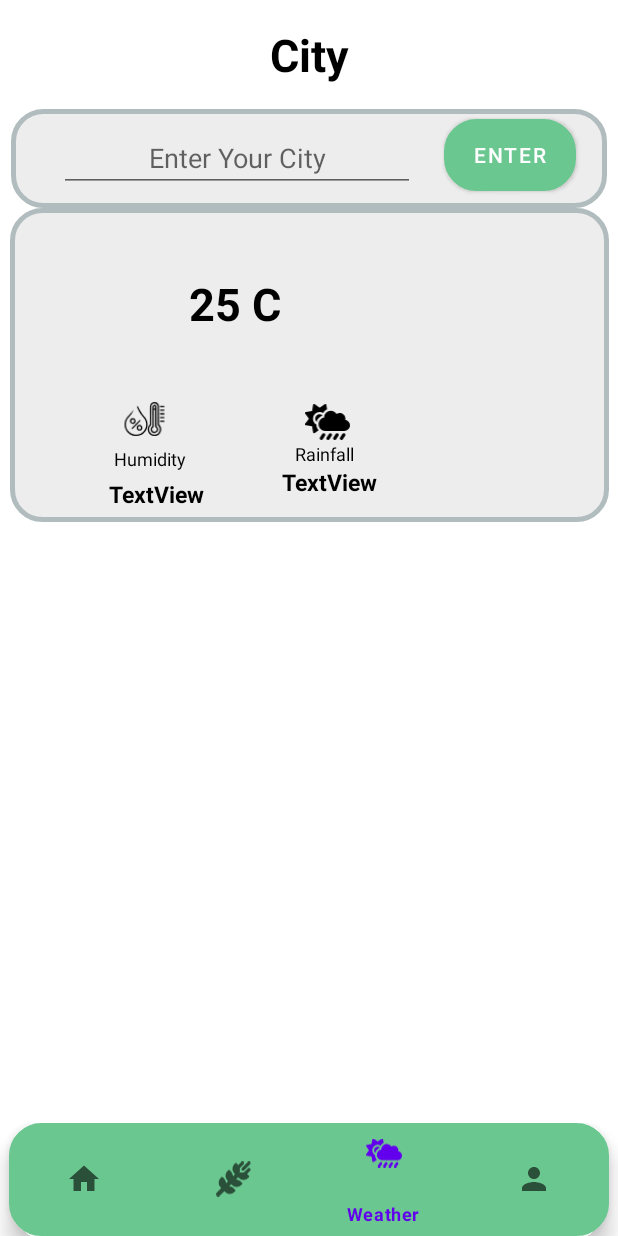
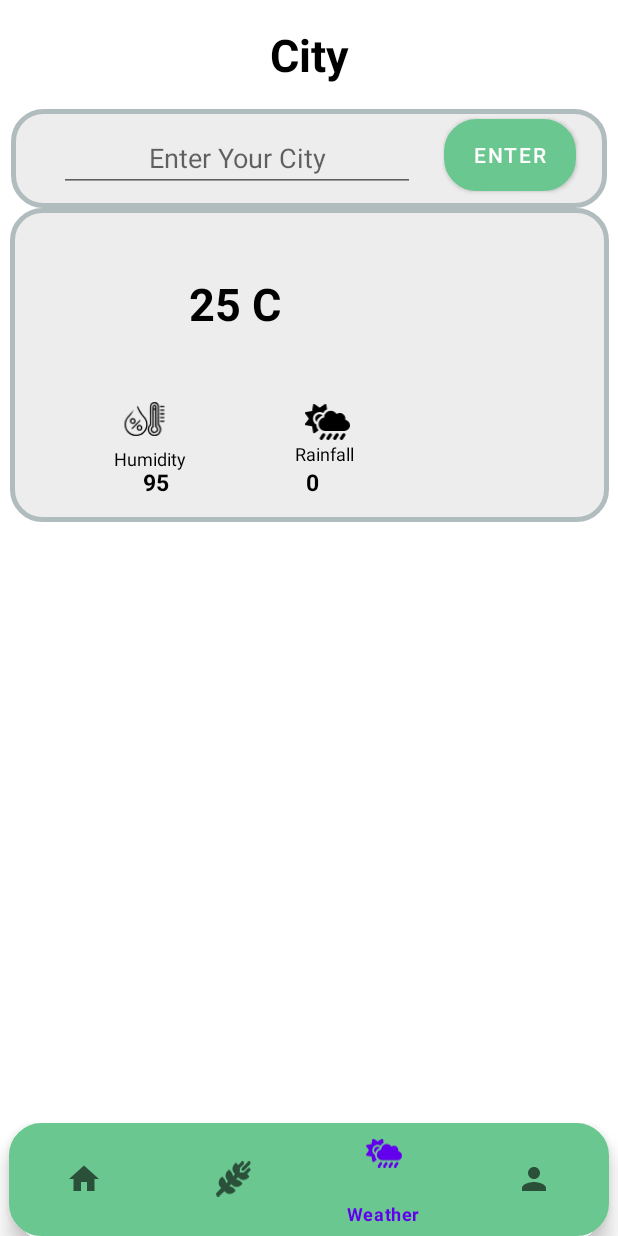
Before and after one commit to GeekyCats/Krishi, an Android app: the Home screen opened directly, with no data from a screen before it, item 3 of the bottom bar chosen, on a phone screen of 412 x 824 dp. Run offline under Robolectric (Android 15) with nearby library versions, the phone set to English and light mode, and no system bars; pictures from the network do not load.

Commit message:
Final Commit before the deadline of Hackathon.

```diff
--- a/Krishi/app/src/main/java/com/example/krishi/home/Weather.java
+++ b/Krishi/app/src/main/java/com/example/krishi/home/Weather.java
@@ -1,28 +1,98 @@
 package com.example.krishi.home;
 
+import android.content.Context;
 import android.os.Bundle;
 
 import androidx.fragment.app.Fragment;
 
+import android.util.Log;
 import android.view.LayoutInflater;
 import android.view.View;
 import android.view.ViewGroup;
+import android.widget.Button;
+import android.widget.EdgeEffect;
+import android.widget.EditText;
+import android.widget.ImageView;
+import android.widget.TextView;
+import android.widget.Toast;
 
+import com.bumptech.glide.Glide;
 import com.example.krishi.R;
+import com.example.krishi.data.WeatherResponse;
+import com.example.krishi.retrofit.ApiClient;
+
+import retrofit2.Call;
+import retrofit2.Response;
 
 
 public class Weather extends Fragment {
 
+    TextView city,temp,humidity,rainfall;
+    EditText city_name;
+    ImageView icon;
+    Button search;
+
+    Context context;
+
     @Override
     public void onCreate(Bundle savedInstanceState) {
         super.onCreate(savedInstanceState);
-
     }
 
     @Override
     public View onCreateView(LayoutInflater inflater, ViewGroup container,
                              Bundle savedInstanceState) {
         // Inflate the layout for this fragment
-        return inflater.inflate(R.layout.fragment_weather, container, false);
+        View view = inflater.inflate(R.layout.fragment_weather, container, false);
+
+        city = view.findViewById(R.id.city);
+        temp = view.findViewById(R.id.temperature);
+        humidity = view.findViewById(R.id.humidity);
+        rainfall = view.findViewById(R.id.rainfall);
+        city_name = view.findViewById(R.id.cityName);
+        icon = view.findViewById(R.id.imageView8);
+        search = view.findViewById(R.id.btn_enter);
+        this.context = getContext();
+
+        search.setOnClickListener(new View.OnClickListener() {
+            @Override
+            public void onClick(View v) {
+                String name = city_name.getText().toString();
+                city.setText(name);
+                getWeatherData(name);
+            }});
+
+        return view;
+    }
+
+    public void getWeatherData(String ok){
+        Call<WeatherResponse> call = ApiClient.getAPIService().getWeather(ok);
+
+        call.enqueue(new retrofit2.Callback<WeatherResponse>() {
+            @Override
+            public void onResponse(Call<WeatherResponse> call, retrofit2.Response<WeatherResponse> response) {
+                if(response.isSuccessful()){
+                    WeatherResponse weatherResponse = response.body();
+                    Toast.makeText(getContext(), "oKAY !!", Toast.LENGTH_SHORT).show();
+//                    setText(weatherResponse);
+                }
+                else{
+                    Toast.makeText(getContext(), "Request Fucked up !!", Toast.LENGTH_SHORT).show();
+                }
+            }
+            @Override
+            public void onFailure(Call<WeatherResponse> call, Throwable t) {
+                Toast.makeText(getContext(), t.getMessage().toString(), Toast.LENGTH_SHORT).show();
+//                Toast.makeText(getContext(), "Request Failed !!", Toast.LENGTH_SHORT).show();
+            }
+        });
+    }
+    public void setText(WeatherResponse weatherResponse){
+        city.setText(city_name.getText().toString());
+        temp.setText((int) weatherResponse.getTemprature());
+        humidity.setText((int) weatherResponse.getHumidity());
+        rainfall.setText((int) weatherResponse.getPrecipitation());
+        String url = weatherResponse.getIcon_url();
+        Glide.with(context).load(url).into(icon);
     }
 }
--- a/Krishi/app/src/main/java/com/example/krishi/retrofit/UserService.java
+++ b/Krishi/app/src/main/java/com/example/krishi/retrofit/UserService.java
@@ -4,6 +4,7 @@ import com.example.krishi.data.LoginRequest;
 import com.example.krishi.data.News;
 import com.example.krishi.data.UserResponse;
 import com.example.krishi.data.SignUpRequest;
+import com.example.krishi.data.WeatherResponse;
 
 import java.util.List;
 
@@ -11,6 +12,7 @@ import retrofit2.http.Body;
 import retrofit2.http.GET;
 import retrofit2.http.Headers;
 import retrofit2.http.POST;
+import retrofit2.http.Query;
 
 public interface UserService {
 
@@ -25,6 +27,8 @@ public interface UserService {
     @POST("/news")
     retrofit2.Call<List<News>> getNews();
 
-
+    @Headers("Content-Type: application/json")
+    @POST("/weather/current")
+    retrofit2.Call<WeatherResponse> getWeather(@Query("location") String city);
 
 }
--- a/Krishi/app/src/main/res/layout/fragment_weather.xml
+++ b/Krishi/app/src/main/res/layout/fragment_weather.xml
@@ -122,27 +122,27 @@
             android:id="@+id/textView20"
             android:layout_width="wrap_content"
             android:layout_height="wrap_content"
-            android:layout_marginBottom="8dp"
-            android:text="TextView"
+            android:layout_marginBottom="16dp"
+            android:text="95"
             android:textColor="@color/black"
             android:textSize="15sp"
             android:textStyle="bold"
             app:layout_constraintBottom_toBottomOf="parent"
             app:layout_constraintEnd_toStartOf="@+id/humidity"
-            app:layout_constraintHorizontal_bias="0.523"
+            app:layout_constraintHorizontal_bias="0.514"
             app:layout_constraintStart_toStartOf="parent" />
 
         <TextView
             android:id="@+id/rainfall"
             android:layout_width="wrap_content"
             android:layout_height="wrap_content"
-            android:text="TextView"
+            android:text="0"
             android:textColor="@color/black"
             android:textSize="15sp"
             android:textStyle="bold"
             app:layout_constraintBottom_toBottomOf="parent"
             app:layout_constraintEnd_toEndOf="parent"
-            app:layout_constraintHorizontal_bias="0.253"
+            app:layout_constraintHorizontal_bias="0.32"
             app:layout_constraintStart_toEndOf="@+id/textView20"
             app:layout_constraintTop_toBottomOf="@+id/imageView6"
             app:layout_constraintVertical_bias="0.529" />
```
Also changed, not shown: Krishi/app/src/main/java/com/example/krishi/data/WeatherResponse.java (+36 -0 lines).
